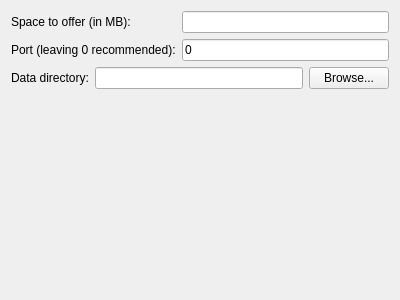
Before: the Qt Designer form src/qt/ui/create_page_localvault_setup.ui in maidsafe-archive/MaidSafe-Encrypt, drawn with Qt 5.
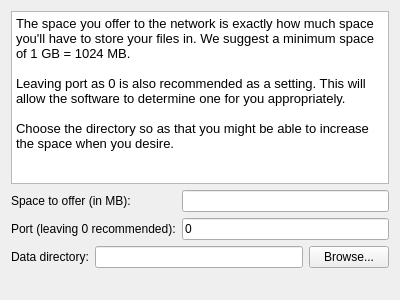
After: the same form once the commit is applied.

Commit message: Progress bar for public username creation and suggestions for vault setup

The edit to the form file:
```diff
--- a/src/qt/ui/create_page_localvault_setup.ui
+++ b/src/qt/ui/create_page_localvault_setup.ui
@@ -14,8 +14,26 @@
    <string>Form</string>
   </property>
   <layout class="QVBoxLayout" name="verticalLayout">
+   <item>
+    <widget class="QTextBrowser" name="textBrowser">
+     <property name="html">
+      <string>&lt;!DOCTYPE HTML PUBLIC &quot;-//W3C//DTD HTML 4.0//EN&quot; &quot;http://www.w3.org/TR/REC-html40/strict.dtd&quot;&gt;
+&lt;html&gt;&lt;head&gt;&lt;meta name=&quot;qrichtext&quot; content=&quot;1&quot; /&gt;&lt;style type=&quot;text/css&quot;&gt;
+p, li { white-space: pre-wrap; }
+&lt;/style&gt;&lt;/head&gt;&lt;body style=&quot; font-family:'Sans Serif'; font-size:10pt; font-weight:400; font-style:normal;&quot;&gt;
+&lt;p style=&quot; margin-top:0px; margin-bottom:0px; margin-left:0px; margin-right:0px; -qt-block-indent:0; text-indent:0px;&quot;&gt;&lt;span style=&quot; font-family:'MS Shell Dlg 2';&quot;&gt;The space you offer to the network is exactly how much space you'll have to store your files in. We suggest a minimum space of 1 GB = 1024 MB.&lt;/span&gt;&lt;/p&gt;
+&lt;p style=&quot;-qt-paragraph-type:empty; margin-top:0px; margin-bottom:0px; margin-left:0px; margin-right:0px; -qt-block-indent:0; text-indent:0px; font-family:'MS Shell Dlg 2';&quot;&gt;&lt;/p&gt;
+&lt;p style=&quot; margin-top:0px; margin-bottom:0px; margin-left:0px; margin-right:0px; -qt-block-indent:0; text-indent:0px;&quot;&gt;&lt;span style=&quot; font-family:'MS Shell Dlg 2';&quot;&gt;Leaving port as 0 is also recommended as a setting. This will allow the software to determine one for you appropriately.&lt;/span&gt;&lt;/p&gt;
+&lt;p style=&quot;-qt-paragraph-type:empty; margin-top:0px; margin-bottom:0px; margin-left:0px; margin-right:0px; -qt-block-indent:0; text-indent:0px; font-family:'MS Shell Dlg 2';&quot;&gt;&lt;/p&gt;
+&lt;p style=&quot; margin-top:0px; margin-bottom:0px; margin-left:0px; margin-right:0px; -qt-block-indent:0; text-indent:0px;&quot;&gt;&lt;span style=&quot; font-family:'MS Shell Dlg 2';&quot;&gt;Choose the directory so as that you might be able to increase the space when you desire.&lt;/span&gt;&lt;/p&gt;&lt;/body&gt;&lt;/html&gt;</string>
+     </property>
+    </widget>
+   </item>
    <item>
     <layout class="QFormLayout" name="formLayout">
+     <property name="fieldGrowthPolicy">
+      <enum>QFormLayout::AllNonFixedFieldsGrow</enum>
+     </property>
      <item row="0" column="0">
       <widget class="QLabel" name="label">
        <property name="text">
```
The commit also changes 2 other files.
